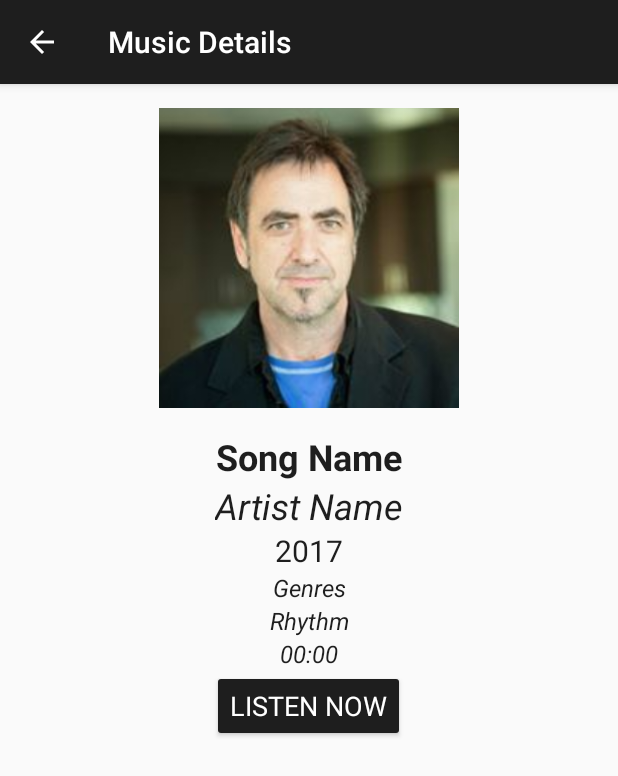
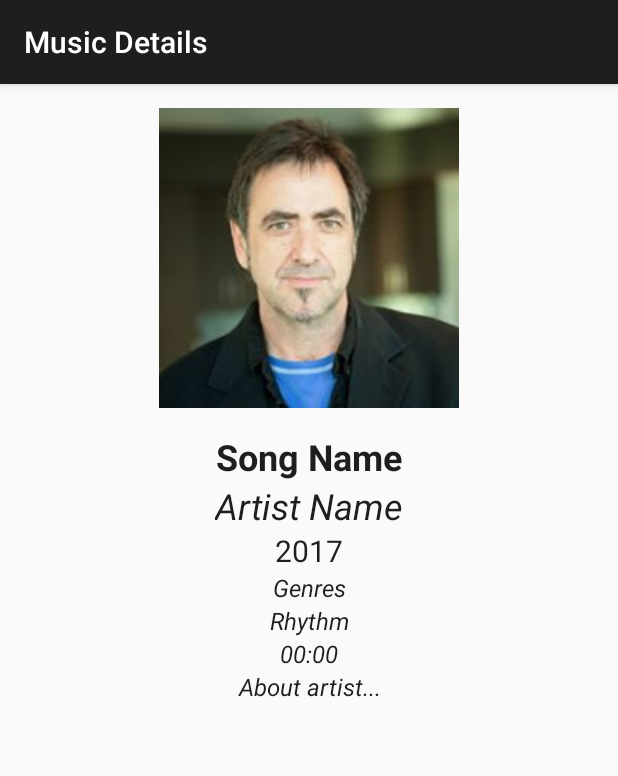
Before and after one commit to jesselima/nanodegree-android-basic-musical-structure, an Android app: the MusicDetailsActivity screen opened directly, with no data from a screen before it, on a phone screen of 412 x 824 dp. Shown: the top 776 px of the screen. Run offline under Robolectric (Android 15) with nearby library versions, the phone set to English and light mode, and no system bars; 7 statements that could not run were skipped.

Commit message:
Song Details has mor information. Code cleanup. Sound does not stop when back button is used from MusicDetails. NowPlaying shows Music Name, Artist name and Artist Image loaded with Glide.

```diff
--- a/app/src/main/java/com/udacity/nanodegree/musicalstructure/MusicDetailsActivity.java
+++ b/app/src/main/java/com/udacity/nanodegree/musicalstructure/MusicDetailsActivity.java
@@ -1,18 +1,13 @@
 package com.udacity.nanodegree.musicalstructure;
 
-import android.content.Intent;
 import android.support.v7.app.AppCompatActivity;
 import android.os.Bundle;
-import android.view.View;
 import android.widget.TextView;
 
 
 public class MusicDetailsActivity extends AppCompatActivity {
 
-    int idSong;
-
-    TextView textViewSong, textViewArtist, textViewYear, textViewGenres, textViewRhythm, textViewDuration;
-    String urlSound, urlArtistImage;
+    static TextView textViewSong, textViewArtist, textViewYear, textViewGenres, textViewRhythm, textViewDuration, textViewAboutArtist;
 
     @Override
     protected void onCreate(Bundle savedInstanceState) {
@@ -25,23 +20,16 @@ public class MusicDetailsActivity extends AppCompatActivity {
         textViewGenres= findViewById(R.id.text_view_song_genres);
         textViewRhythm = findViewById(R.id.text_view_song_rhythm);
         textViewDuration = findViewById(R.id.text_view_song_duration);
+        textViewAboutArtist = findViewById(R.id.text_view_about_artist);
 
         Bundle musicData = getIntent().getExtras();
-        idSong = musicData.getInt("year");
-        urlSound = musicData.getString("urlSound");
-        urlArtistImage = musicData.getString("urlArtistImage");
-
         textViewSong.setText(musicData.getString("song"));
         textViewArtist.setText(musicData.getString("artist"));
         textViewYear.setText(String.valueOf(musicData.getInt("year")));
         textViewGenres.setText(musicData.getString("genres"));
         textViewRhythm.setText(musicData.getString("rhythm"));
         textViewDuration.setText(musicData.getString("duration"));
+        textViewAboutArtist.setText(musicData.getString("aboutArtist"));
     }
 
-    public void goToPlayNow(View view){
-        Intent intent = new Intent(this, NowPlayingActivity.class);
-
-        startActivity(intent);
-    }
 }
--- a/app/src/main/java/com/udacity/nanodegree/musicalstructure/MusicListActivity.java
+++ b/app/src/main/java/com/udacity/nanodegree/musicalstructure/MusicListActivity.java
@@ -71,7 +71,9 @@ public class MusicListActivity extends AppCompatActivity {
                         musicdata.getInt("id"),
                         musicdata.getString("song"),
                         musicdata.getString("artist"),
-                        musicdata.getInt("year")
+                        musicdata.getInt("year"),
+                        musicdata.getString("aboutArtist"),
+                        musicdata.getString("urlArtistImage")
                 );
                 musicList.add(data);
 
--- a/app/src/main/java/com/udacity/nanodegree/musicalstructure/adapters/MusicListAdapter.java
+++ b/app/src/main/java/com/udacity/nanodegree/musicalstructure/adapters/MusicListAdapter.java
@@ -39,6 +39,7 @@ public class MusicListAdapter extends RecyclerView.Adapter<MusicListAdapter.View
         holder.song.setText(musicList.get(position).getSongName());
         holder.artist.setText(musicList.get(position).getArtistName());
         holder.year.setText(String.valueOf(musicList.get(position).getSongYear()));
+
     }
 
     @Override
@@ -75,6 +76,7 @@ public class MusicListAdapter extends RecyclerView.Adapter<MusicListAdapter.View
                 intent.putExtra("id", musicList.get(position).getSongId());
                 intent.putExtra("song", musicList.get(position).getSongName());
                 intent.putExtra("artist", musicList.get(position).getArtistName());
+                intent.putExtra("urlArtistImage", musicList.get(position).getUrlArtistImage());
             itemView.getContext().startActivity(intent);
 
         }
--- a/app/src/main/res/layout/activity_music_details.xml
+++ b/app/src/main/res/layout/activity_music_details.xml
@@ -72,9 +72,16 @@
         android:textSize="@dimen/text_size_sub_heading"
         android:textStyle="italic"
         android:typeface="sans"/>
-    <Button
-        style="@style/buttonDefault"
-        android:text="@string/listen_now"
-        android:onClick="goToPlayNow"/>
+
+    <TextView
+        android:id="@+id/text_view_about_artist"
+        android:layout_width="match_parent"
+        android:layout_height="wrap_content"
+        android:text="@string/about_artist"
+        android:gravity="center"
+        android:textColor="@color/colorPrimary"
+        android:textSize="@dimen/text_size_sub_heading"
+        android:textStyle="italic"
+        android:typeface="sans"/>
 
 </LinearLayout>
--- a/app/src/main/res/values/strings.xml
+++ b/app/src/main/res/values/strings.xml
@@ -12,4 +12,9 @@
     <string name="song_name">Song Name</string>
     <string name="artist_name">Artist Name</string>
     <string name="_0_00">0:00</string>
+    <string name="music_paused">Music Paused!</string>
+    <string name="music_stopped">Music stopped!</string>
+    <string name="previous_clicked">Previous Clicked!</string>
+    <string name="next_clicked">Next Clicked!</string>
+    <string name="about_artist">About artist...</string>
 </resources>
```
Also changed, not shown: app/build.gradle (+8 -6 lines), app/src/main/AndroidManifest.xml (+5 -5 lines), app/src/main/java/com/udacity/nanodegree/musicalstructure/NowPlayingActivity.java (+54 -25 lines), app/src/main/java/com/udacity/nanodegree/musicalstructure/models/MusicListModel.java (+12 -2 lines).
